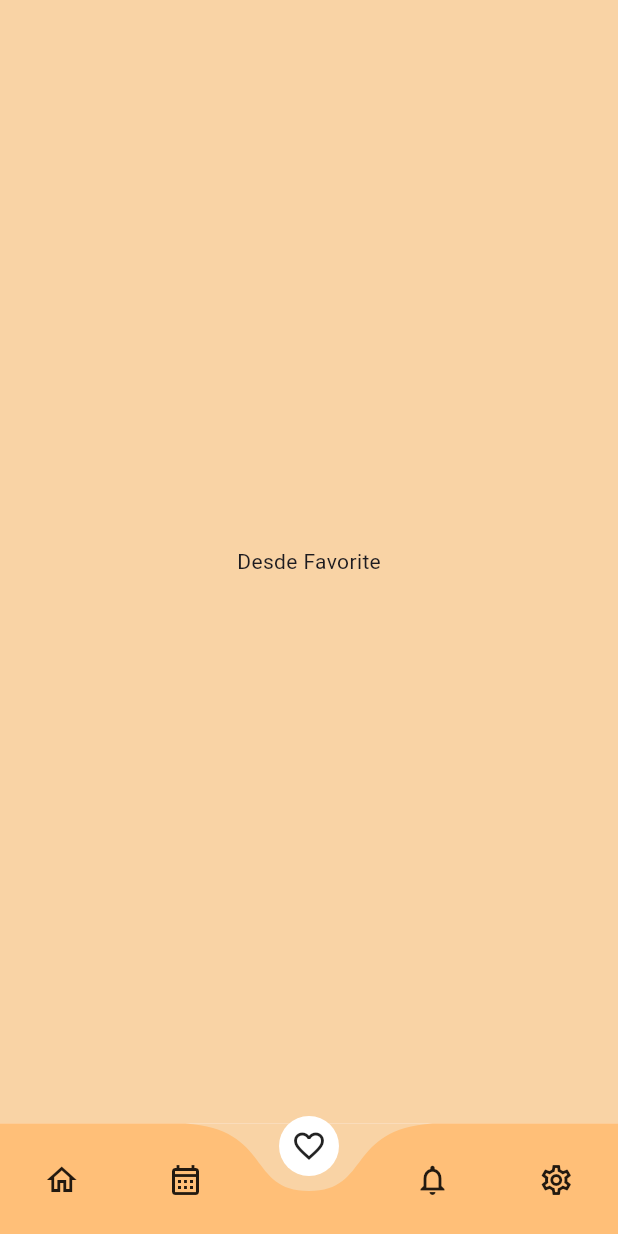
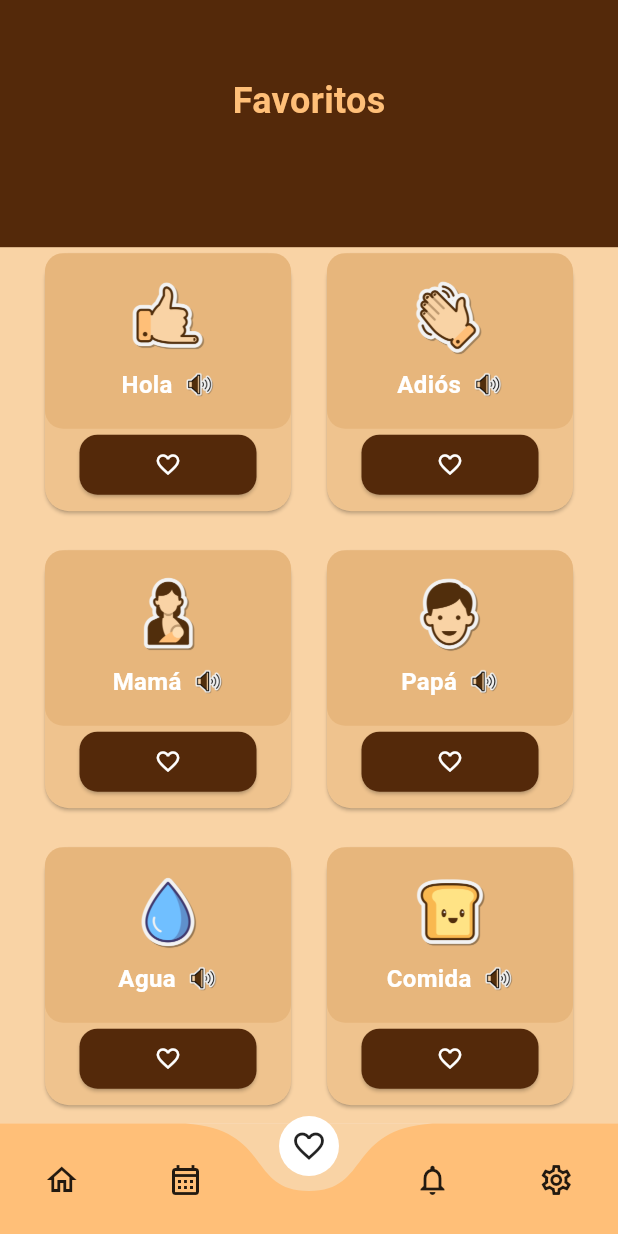
Before and after one commit to tobias-tj/TekkoApp, a Flutter app: the FavoriteScreen screen opened by its route, on a phone screen of 412 x 824 dp. Run offline on Flutter 3.47's test engine with Material 3 defaults, Android fonts, the phone set to English and light mode, and no system bars; drawn by our look-alikes of curved_navigation_bar; our stand-ins replace audioplayers, go_router, lottie, shared_preferences, vibration; missing offline and left inert: flame; accounts and stored records are empty.

Commit message:
Se agrega la pantalla de favoritos V1

```diff
--- a/lib/components/agend_list.dart
+++ b/lib/components/agend_list.dart
@@ -9,29 +9,24 @@ class AgendList extends StatefulWidget {
 }
 
 class _AgendListState extends State<AgendList> {
+  // Mock de tareas
+  final List<Map<String, dynamic>> tasks = [
+    {"title": "Matemáticas", "exp": 10, "time": "08:00 AM", "done": false},
+    {"title": "Inglés", "exp": 5, "time": "10:00 AM", "done": false},
+    {"title": "Ciencias", "exp": 8, "time": "12:00 PM", "done": false},
+    {"title": "Historia", "exp": 6, "time": "03:00 PM", "done": false},
+    {"title": "Deporte", "exp": 7, "time": "05:00 PM", "done": false},
+  ];
+
+  // Método para marcar una tarea como completada
+  void toggleTask(int index) {
+    setState(() {
+      tasks[index]['done'] = !tasks[index]['done'];
+    });
+  }
+
   @override
   Widget build(BuildContext context) {
-    final List<String> hours = [
-      "5:00 AM",
-      "6:00 AM",
-      "7:00 AM",
-      "8:00 AM",
-      "9:00 AM",
-      "10:00 AM",
-      "11:00 AM",
-      "12:00 PM",
-      "13:00 PM",
-      "14:00 PM",
-      "15:00 PM",
-      "16:00 PM",
-      "17:00 PM",
-      "18:00 PM",
-      "19:00 PM",
-      "2O:00 PM",
-      "21:00 PM",
-      "22:00 PM",
-      "23:00 PM"
-    ];
     return Expanded(
       child: Padding(
         padding: const EdgeInsets.all(8.0),
@@ -53,31 +48,56 @@ class _AgendListState extends State<AgendList> {
                     color: AppColors.chocolateNewDark,
                   ),
                 ),
-                const SizedBox(height: 5),
+                const SizedBox(height: 10),
                 Expanded(
                   child: ListView.builder(
-                    itemCount: hours.length,
+                    itemCount: tasks.length,
                     itemBuilder: (context, index) {
+                      final task = tasks[index];
+
                       return Padding(
                         padding: const EdgeInsets.symmetric(vertical: 8),
+                        child: Container(
+                          color: AppColors.textColor,
                           child: Row(
                             children: [
+                              // CheckBox para completar la tarea
+                              Checkbox(
+                                value: task["done"],
+                                activeColor: AppColors.chocolateDark,
+                                onChanged: (value) => toggleTask(index),
+                              ),
+                              const SizedBox(width: 10),
+                              // Información de la tarea
+                              Expanded(
+                                child: Column(
+                                  crossAxisAlignment: CrossAxisAlignment.start,
+                                  children: [
                                     Text(
-                              hours[index],
+                                      "${task['title']} +${task['exp']} EXP",
                                       style: TextStyle(
                                         fontSize: 16,
                                         fontWeight: FontWeight.w600,
-                                color: AppColors.chocolateDark,
+                                        color: task["done"]
+                                            ? Colors.grey
+                                            : AppColors.chocolateDark,
+                                        decoration: task["done"]
+                                            ? TextDecoration.lineThrough
+                                            : TextDecoration.none,
                                       ),
                                     ),
-                            const SizedBox(width: 10),
-                            Expanded(
-                              child: Divider(
+                                    Text(
+                                      task["time"],
+                                      style: TextStyle(
+                                        fontSize: 14,
                                         color: AppColors.chocolateNewDark,
-                                thickness: 1,
                                       ),
                                     ),
                                   ],
+                                ),
+                              ),
+                            ],
+                          ),
                         ),
                       );
                     },
--- /dev/null
+++ b/lib/components/top_title_generic.dart
@@ -0,0 +1,49 @@
+import 'package:flutter/material.dart';
+import 'package:tekko/styles/app_colors.dart';
+
+class TopTitleGeneric extends StatelessWidget {
+  const TopTitleGeneric({super.key});
+
+  @override
+  Widget build(BuildContext context) {
+    final size = MediaQuery.of(context).size;
+
+    return SizedBox(
+      height: size.height * 0.2,
+      child: Stack(
+        children: [
+          Positioned(
+              top: 0,
+              left: 0,
+              right: 0,
+              child: Container(
+                height: size.height * 0.2,
+                color: AppColors.chocolateNewDark,
+              )),
+          Positioned(
+              top: 50,
+              left: 0,
+              right: 0,
+              child: Row(
+                  mainAxisAlignment: MainAxisAlignment.center,
+                  crossAxisAlignment: CrossAxisAlignment.center,
+                  children: [
+                    // Title
+                    Column(
+                      mainAxisAlignment: MainAxisAlignment.center,
+                      children: [
+                        const Text(
+                          "Favoritos",
+                          style: TextStyle(
+                              fontSize: 24,
+                              fontWeight: FontWeight.bold,
+                              color: AppColors.softCreamDark),
+                        )
+                      ],
+                    )
+                  ])),
+        ],
+      ),
+    );
+  }
+}
--- a/lib/data/list_item_word.dart
+++ b/lib/data/list_item_word.dart
@@ -8,192 +8,238 @@ class ItemWordType {
 }
 
 class ItemWord {
+  final int idWord;
   final String imagePath;
   final String title;
   final String soundPath;
 
   const ItemWord(
-      {required this.imagePath, required this.title, required this.soundPath});
+      {required this.idWord,
+      required this.imagePath,
+      required this.title,
+      required this.soundPath});
 }
 
 class ItemWordData {
   static const List<ItemWordType> itemWord = [
     ItemWordType(id: 1, typeWord: 'Conversacion', listItemWord: [
       ItemWord(
+          idWord: 1,
           imagePath: 'assets/images/words/conversacion/iconHello.png',
           title: 'Hola',
           soundPath: 'sounds/conversacion/soundHola.mp3'),
       ItemWord(
+          idWord: 2,
           imagePath: 'assets/images/words/conversacion/iconAdios.png',
           title: 'Adiós',
           soundPath: 'sounds/conversacion/soundAdios.mp3'),
       ItemWord(
+          idWord: 3,
           imagePath: 'assets/images/words/conversacion/iconMom.png',
           title: 'Mamá',
           soundPath: 'sounds/conversacion/soundMama.mp3'),
       ItemWord(
+          idWord: 4,
           imagePath: 'assets/images/words/conversacion/iconDad.png',
           title: 'Papá',
           soundPath: 'sounds/conversacion/soundPapa.mp3'),
       ItemWord(
+          idWord: 5,
           imagePath: 'assets/images/words/conversacion/iconWater.png',
           title: 'Agua',
           soundPath: 'sounds/conversacion/soundAgua.mp3'),
       ItemWord(
+          idWord: 6,
           imagePath: 'assets/images/words/conversacion/iconFood.png',
           title: 'Comida',
           soundPath: 'sounds/conversacion/soundComida.mp3'),
       ItemWord(
+          idWord: 7,
           imagePath: 'assets/images/words/conversacion/iconBath.png',
           title: 'Baño',
           soundPath: 'sounds/conversacion/soundBano.mp3'),
     ]),
     ItemWordType(id: 2, typeWord: 'Ropas', listItemWord: [
       ItemWord(
+          idWord: 8,
           imagePath: 'assets/images/words/ropas/iconCamiseta.png',
           title: 'Camiseta',
           soundPath: 'sounds/ropas/soundCamiseta.mp3'),
       ItemWord(
+          idWord: 9,
           imagePath: 'assets/images/words/ropas/iconPantalon.png',
           title: 'Pantalón',
           soundPath: 'sounds/ropas/soundPantalon.mp3'),
       ItemWord(
+          idWord: 10,
           imagePath: 'assets/images/words/ropas/iconVestido.png',
           title: 'Vestido',
           soundPath: 'sounds/ropas/soundVestido.mp3'),
       ItemWord(
+          idWord: 11,
           imagePath: 'assets/images/words/ropas/iconZapato.png',
           title: 'Zapatos',
           soundPath: 'sounds/ropas/soundZapatos.mp3'),
       ItemWord(
+          idWord: 12,
           imagePath: 'assets/images/words/ropas/iconMedias.png',
           title: 'Calcetines',
           soundPath: 'sounds/ropas/soundCalcetines.mp3'),
       ItemWord(
+          idWord: 13,
           imagePath: 'assets/images/words/ropas/iconSombrero.png',
           title: 'Sombrero',
           soundPath: 'sounds/ropas/soundSombrero.mp3'),
       ItemWord(
+          idWord: 14,
           imagePath: 'assets/images/words/ropas/iconAbrigo.png',
           title: 'Abrigo',
           soundPath: 'sounds/ropas/soundAbrigo.mp3'),
     ]),
     ItemWordType(id: 3, typeWord: 'Familia', listItemWord: [
       ItemWord(
+          idWord: 15,
           imagePath: 'assets/images/conversationIcon.png',
           title: 'Mamá',
           soundPath: 'assets/sound/ejemploSonido.mp3'),
       ItemWord(
+          idWord: 16,
           imagePath: 'assets/images/conversationIcon.png',
           title: 'Papá',
           soundPath: 'assets/sound/ejemploSonido.mp3'),
       ItemWord(
+          idWord: 17,
           imagePath: 'assets/images/conversationIcon.png',
           title: 'Hermano',
           soundPath: 'assets/sound/ejemploSonido.mp3'),
       ItemWord(
+          idWord: 18,
           imagePath: 'assets/images/conversationIcon.png',
           title: 'Hermana',
           soundPath: 'assets/sound/ejemploSonido.mp3'),
       ItemWord(
+          idWord: 19,
           imagePath: 'assets/images/conversationIcon.png',
           title: 'Abuela',
           soundPath: 'assets/sound/ejemploSonido.mp3'),
       ItemWord(
+          idWord: 20,
           imagePath: 'assets/images/conversationIcon.png',
           title: 'Abuelo',
           soundPath: 'assets/sound/ejemploSonido.mp3'),
       ItemWord(
+          idWord: 21,
           imagePath: 'assets/images/conversationIcon.png',
           title: 'Tía',
           soundPath: 'assets/sound/ejemploSonido.mp3'),
     ]),
     ItemWordType(id: 4, typeWord: 'Alimentos', listItemWord: [
       ItemWord(
+          idWord: 22,
           imagePath: 'assets/images/conversationIcon.png',
           title: 'Pan',
           soundPath: 'assets/sound/ejemploSonido.mp3'),
       ItemWord(
+          idWord: 23,
           imagePath: 'assets/images/conversationIcon.png',
           title: 'Leche',
           soundPath: 'assets/sound/ejemploSonido.mp3'),
       ItemWord(
+          idWord: 24,
           imagePath: 'assets/images/conversationIcon.png',
           title: 'Agua',
           soundPath: 'assets/sound/ejemploSonido.mp3'),
       ItemWord(
+          idWord: 25,
           imagePath: 'assets/images/conversationIcon.png',
           title: 'Jugo',
           soundPath: 'assets/sound/ejemploSonido.mp3'),
       ItemWord(
+          idWord: 26,
           imagePath: 'assets/images/conversationIcon.png',
           title: 'Arroz',
           soundPath: 'assets/sound/ejemploSonido.mp3'),
       ItemWord(
+          idWord: 27,
           imagePath: 'assets/images/conversationIcon.png',
           title: 'Pollo',
           soundPath: 'assets/sound/ejemploSonido.mp3'),
       ItemWord(
+          idWord: 28,
           imagePath: 'assets/images/conversationIcon.png',
           title: 'Carne',
           soundPath: 'assets/sound/ejemploSonido.mp3'),
     ]),
     ItemWordType(id: 5, typeWord: 'Juegos', listItemWord: [
       ItemWord(
+          idWord: 29,
           imagePath: 'assets/images/conversationIcon.png',
           title: 'Jugar',
           soundPath: 'assets/sound/ejemploSonido.mp3'),
       ItemWord(
+          idWord: 30,
           imagePath: 'assets/images/conversationIcon.png',
           title: 'Correr',
           soundPath: 'assets/sound/ejemploSonido.mp3'),
       ItemWord(
+          idWord: 31,
           imagePath: 'assets/images/conversationIcon.png',
           title: 'Saltar',
           soundPath: 'assets/sound/ejemploSonido.mp3'),
       ItemWord(
+          idWord: 32,
           imagePath: 'assets/images/conversationIcon.png',
           title: 'Dibujar',
           soundPath: 'assets/sound/ejemploSonido.mp3'),
       ItemWord(
+          idWord: 33,
           imagePath: 'assets/images/conversationIcon.png',
           title: 'Pintar',
           soundPath: 'assets/sound/ejemploSonido.mp3'),
       ItemWord(
+          idWord: 34,
           imagePath: 'assets/images/conversationIcon.png',
           title: 'Cantar',
           soundPath: 'assets/sound/ejemploSonido.mp3'),
       ItemWord(
+          idWord: 35,
           imagePath: 'assets/images/conversationIcon.png',
           title: 'Bailar',
           soundPath: 'assets/sound/ejemploSonido.mp3'),
     ]),
     ItemWordType(id: 6, typeWord: 'Animales', listItemWord: [
       ItemWord(
+          idWord: 36,
           imagePath: 'assets/images/conversationIcon.png',
           title: 'Perro',
           soundPath: 'assets/sound/ejemploSonido.mp3'),
       ItemWord(
+          idWord: 37,
           imagePath: 'assets/images/conversationIcon.png',
           title: 'Gato',
           soundPath: 'assets/sound/ejemploSonido.mp3'),
       ItemWord(
+          idWord: 38,
           imagePath: 'assets/images/conversationIcon.png',
           title: 'Pájaro',
           soundPath: 'assets/sound/ejemploSonido.mp3'),
       ItemWord(
+          idWord: 39,
           imagePath: 'assets/images/conversationIcon.png',
           title: 'Pez',
           soundPath: 'assets/sound/ejemploSonido.mp3'),
       ItemWord(
+          idWord: 40,
           imagePath: 'assets/images/conversationIcon.png',
           title: 'Caballo',
           soundPath: 'assets/sound/ejemploSonido.mp3'),
       ItemWord(
+          idWord: 41,
           imagePath: 'assets/images/conversationIcon.png',
           title: 'Vaca',
           soundPath: 'assets/sound/ejemploSonido.mp3'),
       ItemWord(
+          idWord: 42,
           imagePath: 'assets/images/conversationIcon.png',
           title: 'Cerdo',
           soundPath: 'assets/sound/ejemploSonido.mp3'),
--- a/lib/screens/favorites/favorite_screen.dart
+++ b/lib/screens/favorites/favorite_screen.dart
@@ -1,4 +1,8 @@
 import 'package:flutter/material.dart';
+import 'package:tekko/components/top_custom_calendar.dart';
+import 'package:tekko/components/top_title_generic.dart';
+import 'package:tekko/data/list_item_word.dart';
+import 'package:tekko/screens/favorites/item_word_card.dart';
 import 'package:tekko/styles/app_colors.dart';
 
 class FavoriteScreen extends StatelessWidget {
@@ -6,9 +10,42 @@ class FavoriteScreen extends StatelessWidget {
 
   @override
   Widget build(BuildContext context) {
+    final size = MediaQuery.of(context).size;
+
+    final allItems =
+        ItemWordData.getAll().expand((type) => type.listItemWord).toList();
+
     return Scaffold(
-      backgroundColor: AppColors.softCream,
-      body: Center(child: Text("Desde Favorite")),
-    );
+        backgroundColor: AppColors.softCream,
+        body: Stack(children: [
+          Container(
+            width: size.width,
+            height: size.height,
+            color: AppColors.softCream,
+          ),
+          Column(
+            children: [
+              TopTitleGeneric(),
+              Expanded(
+                child: Padding(
+                  padding: const EdgeInsets.symmetric(horizontal: 26.0),
+                  child: GridView.builder(
+                    gridDelegate:
+                        const SliverGridDelegateWithMaxCrossAxisExtent(
+                            maxCrossAxisExtent: 180,
+                            mainAxisExtent: 180,
+                            mainAxisSpacing: 18,
+                            crossAxisSpacing: 16),
+                    itemCount: allItems.length,
+                    itemBuilder: (context, index) {
+                      final item = allItems[index];
+                      return ItemWordCard(item: item);
+                    },
+                  ),
+                ),
+              ),
+            ],
+          )
+        ]));
   }
 }
--- /dev/null
+++ b/lib/screens/favorites/item_word_card.dart
@@ -0,0 +1,85 @@
+import 'package:flutter/material.dart';
+import 'package:tekko/app.dart';
+import 'package:tekko/data/list_item_word.dart';
+import 'package:tekko/styles/app_colors.dart';
+
+class ItemWordCard extends StatelessWidget {
+  final ItemWord item;
+
+  const ItemWordCard({
+    super.key,
+    required this.item,
+  });
+
+  @override
+  Widget build(BuildContext context) {
+    return Card(
+      color: AppColors.cardBackgroundSoft, // Color del card (#C68133)
+      shape: RoundedRectangleBorder(
+        borderRadius: BorderRadius.circular(16.0), // Bordes redondeados
+      ),
+      child: Column(
+        mainAxisAlignment: MainAxisAlignment.start,
+        children: [
+          // Contenedor con borde redondeado y color más oscuro
+          Container(
+            decoration: BoxDecoration(
+              color: AppColors.cardMaskSoft, // Color más oscuro
+              borderRadius: BorderRadius.circular(12.0), // Bordes redondeados
+            ),
+            padding: EdgeInsets.all(18),
+            child: Column(
+              children: [
+                // Imagen en el centro
+                Image.asset(
+                  item.imagePath,
+                  width: 50,
+                  height: 50,
+                ),
+                const SizedBox(height: 8.0),
+                // Texto acompañado de una imagen de volumen
+                Row(
+                  mainAxisAlignment: MainAxisAlignment.center,
+                  children: [
+                    Text(
+                      item.title,
+                      style: const TextStyle(
+                        color: Colors.white,
+                        fontSize: 16,
+                        fontWeight: FontWeight.bold,
+                      ),
+                    ),
+                    const SizedBox(width: 8.0),
+                    Image.asset(
+                      'assets/images/iconSound.png',
+                      width: 20,
+                      height: 20,
+                    ),
+                  ],
+                ),
+              ],
+            ),
+          ),
+          // Botón con ícono de corazón en el centro
+          ElevatedButton(
+            onPressed: () {
+              // Lógica para manejar el favorito
+            },
+            style: ElevatedButton.styleFrom(
+              backgroundColor: AppColors.chocolateNewDark, // Color del botón
+              shape: RoundedRectangleBorder(
+                borderRadius: BorderRadius.circular(12.0),
+              ),
+              padding:
+                  const EdgeInsets.symmetric(horizontal: 50.0, vertical: 8.0),
+            ),
+            child: const Icon(
+              Icons.favorite_border,
+              color: Colors.white,
+            ),
+          ),
+        ],
+      ),
+    );
+  }
+}
--- a/lib/styles/app_colors.dart
+++ b/lib/styles/app_colors.dart
@@ -11,4 +11,6 @@ class AppColors {
   static const Color chocolateDark = Color.fromARGB(255, 126, 63, 18);
   static const Color chocolateNewDark = Color.fromARGB(255, 84, 41, 10);
   static const Color chocolateCream = Color.fromARGB(32, 129, 52, 10);
+  static const Color cardBackgroundSoft = Color(0xFFEFC38E);
+  static const Color cardMaskSoft = Color(0xFFE7B67C);
 }
```
Lines whose indentation alone changed are shown as unchanged.
